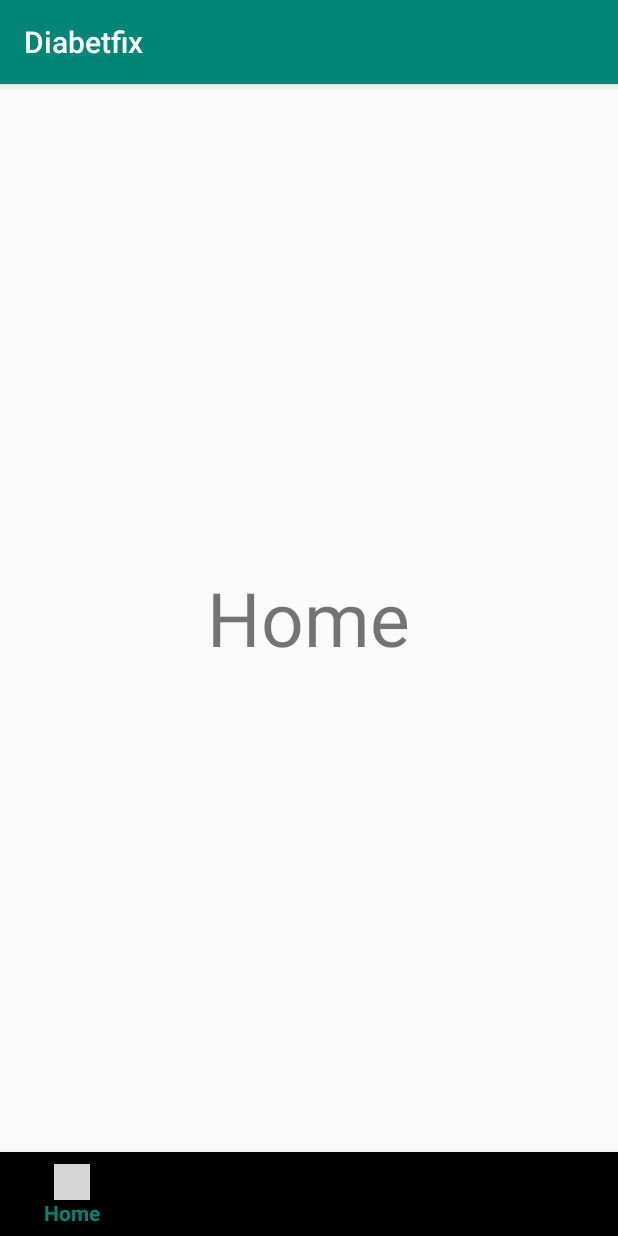
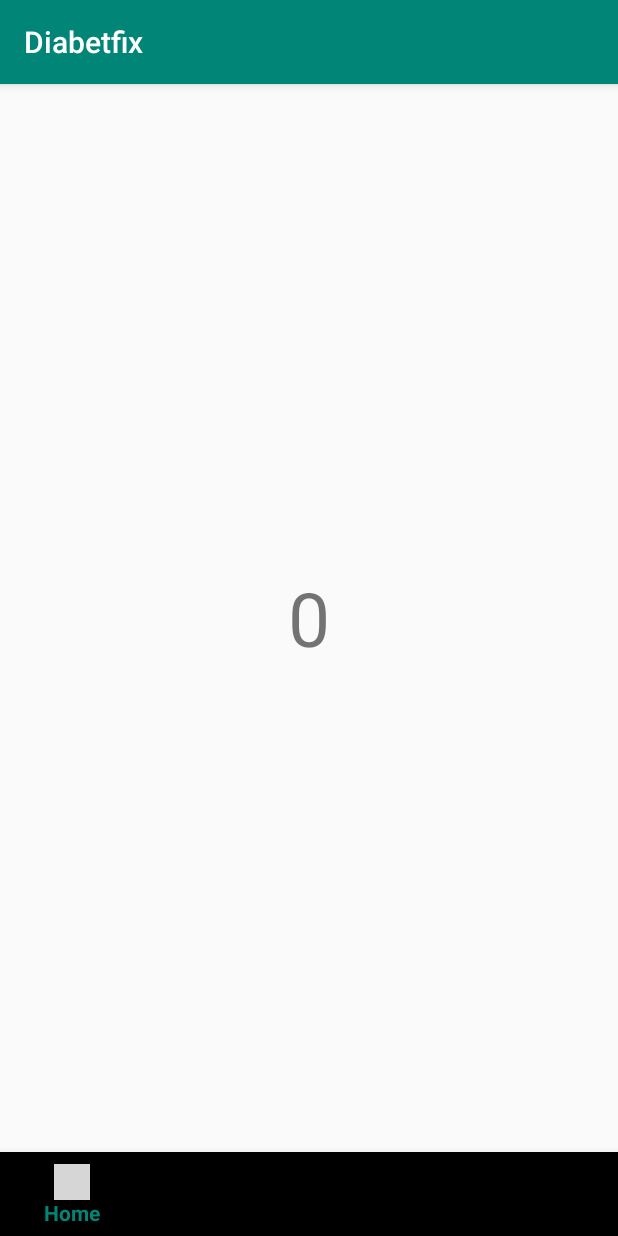
Before and after one commit to eiffelwong1/Diabetfix, an Android app: the fragment HomeFragment placed in its activity, on a phone screen of 412 x 824 dp. Run offline under Robolectric (Android 15) with nearby library versions, the light colour scheme and no system bars; libraries missing offline, so code that uses them is left out: com.mongodb.lang; 1 statement that could not run was skipped; grey boxes are pictures that could not be loaded.

Commit message:
Implemented scoring for food, activity, and glucose as well as overall score

```diff
--- a/Diabetfix/app/src/main/java/com/example/diabetfix/FoodFragment.java
+++ b/Diabetfix/app/src/main/java/com/example/diabetfix/FoodFragment.java
@@ -71,7 +71,7 @@ public class FoodFragment extends Fragment {
         Vector<Map<String, Integer>> snack = Context.loadUserSnackPattern(jsonStr);
 
         TextView carbText = view.findViewById(R.id.carbsRecommendation);
-        carbText.setText(Context.notifyUserHealth(healthScore)+Context.makeFoodRecommendation(healthScore, haveDiabetes, breakfast, lunch, dinner, snack));
+        carbText.setText(Context.makeFoodRecommendation(healthScore, haveDiabetes, breakfast, lunch, dinner, snack));
 
         Button btn = view.findViewById(R.id.addFoodLog);
         btn.setOnClickListener(new View.OnClickListener() {
--- a/Diabetfix/app/src/main/java/com/example/diabetfix/HomeFragment.java
+++ b/Diabetfix/app/src/main/java/com/example/diabetfix/HomeFragment.java
@@ -19,11 +19,11 @@ public class HomeFragment extends Fragment {
         user = SharedPrefManager.getInstance(getContext()).getUser();
         View view = inflater.inflate(R.layout.home_fragment, container, false);
 
-        int healthScore = Score.getOverallScore(0,user.getHeight(), user.getWeight(),user.getAge(), 210, 150);
+        int healthScore = Score.getOverallScore(0,user.getHeight(), user.getWeight(),user.getAge(), 10, 300);
 
 
         TextView homeScore = view.findViewById(R.id.homeScore);
-        homeScore.setText(healthScore);
+        homeScore.setText(Integer.toString(healthScore));
 
         return view;
     }
--- a/Diabetfix/app/src/main/java/com/example/diabetfix/Score.java
+++ b/Diabetfix/app/src/main/java/com/example/diabetfix/Score.java
@@ -6,9 +6,14 @@ public class Score {
 
 	public static int getOverallScore(int num_of_pregnace, int height, int weight, int age,
 									  int mins_of_exercise, int bloodsugar){
-		return getBloodSugarScore(bloodsugar) +
+		int score = (getBloodSugarScore(bloodsugar) +
 				getExerciseScore(mins_of_exercise) -
-				getDiabeticRiskScore(num_of_pregnace, height, weight, age) * 5;
+				getDiabeticRiskScore(num_of_pregnace, height, weight, age) * 5) /2;
+		if(score > 0){
+			return score;
+		}else{
+			return 0;
+		}
 	}
 
 	public static int getDiabeticRiskScore(int num_of_pregnace, int height, int weight, int age) {
```
Also changed, not shown: Diabetfix/app/src/main/java/com/example/diabetfix/Context.java (+5 -3 lines).
